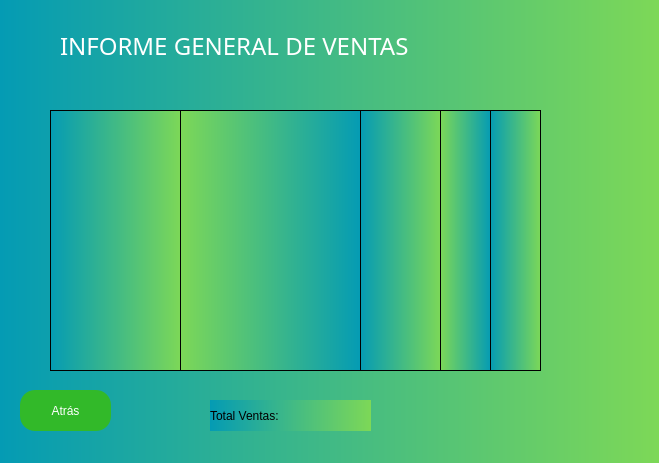
The window that ReportGeneral.ui (Yohan205/ProjectInventory) describes before a commit, drawn with Qt 5.
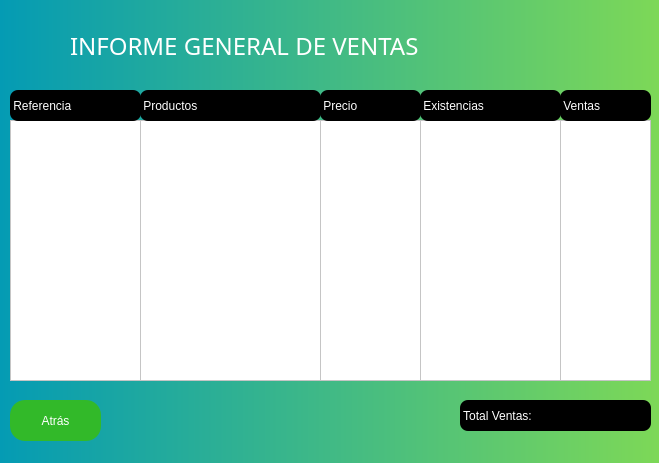
The same window after the commit. Icons and pictures are not drawn.

Diff of the .ui file:
```diff
--- a/ReportGeneral.ui
+++ b/ReportGeneral.ui
@@ -27,7 +27,7 @@
    <widget class="QLabel" name="tittleGe">
     <property name="geometry">
      <rect>
-      <x>60</x>
+      <x>70</x>
       <y>30</y>
       <width>531</width>
       <height>31</height>
@@ -55,8 +55,8 @@
    <widget class="QPushButton" name="btnBackGe">
     <property name="geometry">
      <rect>
-      <x>20</x>
-      <y>390</y>
+      <x>10</x>
+      <y>400</y>
       <width>91</width>
       <height>41</height>
      </rect>
@@ -77,82 +77,186 @@
    <widget class="QListWidget" name="listProd">
     <property name="geometry">
      <rect>
-      <x>180</x>
-      <y>110</y>
+      <x>140</x>
+      <y>120</y>
       <width>181</width>
       <height>261</height>
      </rect>
     </property>
     <property name="styleSheet">
-     <string notr="true">background-color: qlineargradient(spread:pad, x1:0, y1:0, x2:1, y2:0, stop:0 rgba(125,216,87, 255), stop:1 rgba(4,155,180, 255));</string>
+     <string notr="true">background-color: rgb(255, 255, 255);</string>
     </property>
    </widget>
    <widget class="QListWidget" name="listRef">
     <property name="geometry">
      <rect>
-      <x>50</x>
-      <y>110</y>
+      <x>10</x>
+      <y>120</y>
       <width>131</width>
       <height>261</height>
      </rect>
     </property>
     <property name="styleSheet">
-     <string notr="true"/>
+     <string notr="true">background-color: rgb(255, 255, 255);</string>
     </property>
    </widget>
    <widget class="QListWidget" name="listVlr">
     <property name="geometry">
      <rect>
-      <x>360</x>
-      <y>110</y>
-      <width>81</width>
+      <x>320</x>
+      <y>120</y>
+      <width>101</width>
       <height>261</height>
      </rect>
     </property>
     <property name="styleSheet">
-     <string notr="true"/>
+     <string notr="true">background-color: rgb(255, 255, 255);</string>
     </property>
    </widget>
    <widget class="QListWidget" name="listCant">
     <property name="geometry">
      <rect>
-      <x>440</x>
-      <y>110</y>
-      <width>51</width>
+      <x>420</x>
+      <y>120</y>
+      <width>141</width>
       <height>261</height>
      </rect>
     </property>
     <property name="styleSheet">
-     <string notr="true">background-color: qlineargradient(spread:pad, x1:0, y1:0, x2:1, y2:0, stop:0 rgba(125,216,87, 255), stop:1 rgba(4,155,180, 255));</string>
+     <string notr="true">background-color: rgb(255, 255, 255);</string>
     </property>
    </widget>
    <widget class="QListWidget" name="listSales">
     <property name="geometry">
      <rect>
-      <x>490</x>
-      <y>110</y>
-      <width>51</width>
+      <x>560</x>
+      <y>120</y>
+      <width>91</width>
       <height>261</height>
      </rect>
     </property>
     <property name="styleSheet">
-     <string notr="true"/>
+     <string notr="true">background-color: rgb(255, 255, 255);</string>
     </property>
    </widget>
    <widget class="QLabel" name="eTotal">
     <property name="geometry">
      <rect>
-      <x>210</x>
+      <x>460</x>
       <y>400</y>
-      <width>161</width>
+      <width>191</width>
       <height>31</height>
      </rect>
     </property>
     <property name="styleSheet">
-     <string notr="true"/>
+     <string notr="true">background-color: rgb(0, 0, 0);
+font: 87 12pt &quot;Arial Black&quot;;
+color: rgb(255, 255, 255);
+border-radius:8px;
+</string>
     </property>
     <property name="text">
-     <string>Total Ventas:</string>
+     <string> Total Ventas:</string>
+    </property>
+   </widget>
+   <widget class="QLabel" name="iRefGe">
+    <property name="geometry">
+     <rect>
+      <x>10</x>
+      <y>90</y>
+      <width>131</width>
+      <height>31</height>
+     </rect>
+    </property>
+    <property name="styleSheet">
+     <string notr="true">background-color: rgb(0, 0, 0);
+font: 87 12pt &quot;Arial Black&quot;;
+color: rgb(255, 255, 255);
+border-radius:8px;
+</string>
+    </property>
+    <property name="text">
+     <string> Referencia</string>
+    </property>
+   </widget>
+   <widget class="QLabel" name="iProdGe">
+    <property name="geometry">
+     <rect>
+      <x>140</x>
+      <y>90</y>
+      <width>181</width>
+      <height>31</height>
+     </rect>
+    </property>
+    <property name="styleSheet">
+     <string notr="true">background-color: rgb(0, 0, 0);
+font: 87 12pt &quot;Arial Black&quot;;
+color: rgb(255, 255, 255);
+border-radius:8px;
+</string>
+    </property>
+    <property name="text">
+     <string> Productos</string>
+    </property>
+   </widget>
+   <widget class="QLabel" name="iPrecGe">
+    <property name="geometry">
+     <rect>
+      <x>320</x>
+      <y>90</y>
+      <width>101</width>
+      <height>31</height>
+     </rect>
+    </property>
+    <property name="styleSheet">
+     <string notr="true">background-color: rgb(0, 0, 0);
+font: 87 12pt &quot;Arial Black&quot;;
+color: rgb(255, 255, 255);
+border-radius:8px;
+</string>
+    </property>
+    <property name="text">
+     <string> Precio </string>
+    </property>
+   </widget>
+   <widget class="QLabel" name="iExiscGe">
+    <property name="geometry">
+     <rect>
+      <x>420</x>
+      <y>90</y>
+      <width>141</width>
+      <height>31</height>
+     </rect>
+    </property>
+    <property name="styleSheet">
+     <string notr="true">background-color: rgb(0, 0, 0);
+font: 87 12pt &quot;Arial Black&quot;;
+color: rgb(255, 255, 255);
+border-radius:8px;
+</string>
+    </property>
+    <property name="text">
+     <string> Existencias</string>
+    </property>
+   </widget>
+   <widget class="QLabel" name="iVenGe">
+    <property name="geometry">
+     <rect>
+      <x>560</x>
+      <y>90</y>
+      <width>91</width>
+      <height>31</height>
+     </rect>
+    </property>
+    <property name="styleSheet">
+     <string notr="true">background-color: rgb(0, 0, 0);
+font: 87 12pt &quot;Arial Black&quot;;
+color: rgb(255, 255, 255);
+border-radius:8px;
+</string>
+    </property>
+    <property name="text">
+     <string> Ventas</string>
     </property>
    </widget>
   </widget>
```
